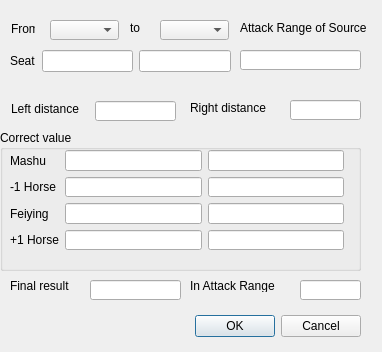
First picture: the form in src/distanceviewdialog.ui, repository Mogara/QSanguosha, before the edit.
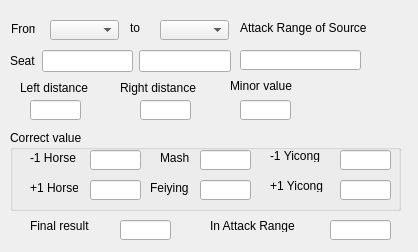
Second picture: the form after the edit.

Commit message: Fixed the Yicong skill in double general bug and improve the distance view dialog

What changed in the file:
```diff
--- a/src/distanceviewdialog.ui
+++ b/src/distanceviewdialog.ui
@@ -6,167 +6,169 @@
    <rect>
     <x>0</x>
     <y>0</y>
-    <width>382</width>
-    <height>352</height>
+    <width>418</width>
+    <height>252</height>
    </rect>
   </property>
   <property name="windowTitle">
    <string>View distance</string>
   </property>
-  <widget class="QDialogButtonBox" name="buttonBox">
-   <property name="geometry">
-    <rect>
-     <x>20</x>
-     <y>310</y>
-     <width>341</width>
-     <height>32</height>
-    </rect>
-   </property>
-   <property name="orientation">
-    <enum>Qt::Horizontal</enum>
-   </property>
-   <property name="standardButtons">
-    <set>QDialogButtonBox::Cancel|QDialogButtonBox::Ok</set>
-   </property>
-  </widget>
   <widget class="QGroupBox" name="groupBox">
    <property name="geometry">
     <rect>
-     <x>0</x>
+     <x>10</x>
      <y>130</y>
-     <width>361</width>
-     <height>141</height>
+     <width>391</width>
+     <height>81</height>
     </rect>
    </property>
    <property name="title">
     <string>Correct value</string>
    </property>
-   <widget class="QWidget" name="layoutWidget">
+   <widget class="QLabel" name="ohorseYicongLabel">
     <property name="geometry">
      <rect>
-      <x>10</x>
+      <x>260</x>
       <y>20</y>
-      <width>334</width>
-      <height>100</height>
+      <width>54</width>
+      <height>12</height>
      </rect>
     </property>
-    <layout class="QGridLayout" name="gridLayout">
-     <item row="0" column="0">
-      <widget class="QLabel" name="mashuLabel">
-       <property name="text">
-        <string>Mashu</string>
-       </property>
-      </widget>
-     </item>
-     <item row="0" column="1">
-      <widget class="QLineEdit" name="fromSkillSource">
-       <property name="alignment">
-        <set>Qt::AlignRight|Qt::AlignTrailing|Qt::AlignVCenter</set>
-       </property>
-       <property name="readOnly">
-        <bool>true</bool>
-       </property>
-      </widget>
-     </item>
-     <item row="0" column="2">
-      <widget class="QLineEdit" name="toSkillSource">
-       <property name="alignment">
-        <set>Qt::AlignRight|Qt::AlignTrailing|Qt::AlignVCenter</set>
-       </property>
-       <property name="readOnly">
-        <bool>true</bool>
-       </property>
-      </widget>
-     </item>
-     <item row="1" column="0">
-      <widget class="QLabel" name="offensiveHorseLabel">
-       <property name="text">
-        <string>-1 Horse</string>
-       </property>
-      </widget>
-     </item>
-     <item row="1" column="1">
-      <widget class="QLineEdit" name="fromEquipSource">
-       <property name="alignment">
-        <set>Qt::AlignRight|Qt::AlignTrailing|Qt::AlignVCenter</set>
-       </property>
-       <property name="readOnly">
-        <bool>true</bool>
-       </property>
-      </widget>
-     </item>
-     <item row="1" column="2">
-      <widget class="QLineEdit" name="toEquipSource">
-       <property name="alignment">
-        <set>Qt::AlignRight|Qt::AlignTrailing|Qt::AlignVCenter</set>
-       </property>
-       <property name="readOnly">
-        <bool>true</bool>
-       </property>
-      </widget>
-     </item>
-     <item row="2" column="0">
-      <widget class="QLabel" name="feiyingLabel">
-       <property name="text">
-        <string>Feiying</string>
-       </property>
-      </widget>
-     </item>
-     <item row="2" column="1">
-      <widget class="QLineEdit" name="fromSkillDest">
-       <property name="alignment">
-        <set>Qt::AlignRight|Qt::AlignTrailing|Qt::AlignVCenter</set>
-       </property>
-       <property name="readOnly">
-        <bool>true</bool>
-       </property>
-      </widget>
-     </item>
-     <item row="2" column="2">
-      <widget class="QLineEdit" name="toSkillDest">
-       <property name="alignment">
-        <set>Qt::AlignRight|Qt::AlignTrailing|Qt::AlignVCenter</set>
-       </property>
-       <property name="readOnly">
-        <bool>true</bool>
-       </property>
-      </widget>
-     </item>
-     <item row="3" column="0">
-      <widget class="QLabel" name="defensiveHorseLabel">
-       <property name="text">
-        <string>+1 Horse</string>
-       </property>
-      </widget>
-     </item>
-     <item row="3" column="1">
-      <widget class="QLineEdit" name="fromEquipDest">
-       <property name="alignment">
-        <set>Qt::AlignRight|Qt::AlignTrailing|Qt::AlignVCenter</set>
-       </property>
-       <property name="readOnly">
-        <bool>true</bool>
-       </property>
-      </widget>
-     </item>
-     <item row="3" column="2">
-      <widget class="QLineEdit" name="toEquipDest">
-       <property name="alignment">
-        <set>Qt::AlignRight|Qt::AlignTrailing|Qt::AlignVCenter</set>
-       </property>
-       <property name="readOnly">
-        <bool>true</bool>
-       </property>
-      </widget>
-     </item>
-    </layout>
+    <property name="text">
+     <string>-1 Yicong</string>
+    </property>
+   </widget>
+   <widget class="QLabel" name="dhorseYicongLabel">
+    <property name="geometry">
+     <rect>
+      <x>260</x>
+      <y>50</y>
+      <width>54</width>
+      <height>12</height>
+     </rect>
+    </property>
+    <property name="text">
+     <string>+1 Yicong</string>
+    </property>
+   </widget>
+   <widget class="QLineEdit" name="ohorseLineEdit">
+    <property name="geometry">
+     <rect>
+      <x>80</x>
+      <y>20</y>
+      <width>51</width>
+      <height>20</height>
+     </rect>
+    </property>
+   </widget>
+   <widget class="QLineEdit" name="mashuLineEdit">
+    <property name="geometry">
+     <rect>
+      <x>190</x>
+      <y>20</y>
+      <width>51</width>
+      <height>20</height>
+     </rect>
+    </property>
+   </widget>
+   <widget class="QLineEdit" name="ohorseYicongLineEdit">
+    <property name="geometry">
+     <rect>
+      <x>330</x>
+      <y>20</y>
+      <width>51</width>
+      <height>20</height>
+     </rect>
+    </property>
+   </widget>
+   <widget class="QLineEdit" name="dhorseLineEdit">
+    <property name="geometry">
+     <rect>
+      <x>80</x>
+      <y>50</y>
+      <width>51</width>
+      <height>20</height>
+     </rect>
+    </property>
+   </widget>
+   <widget class="QLineEdit" name="feiyingLineEdit">
+    <property name="geometry">
+     <rect>
+      <x>190</x>
+      <y>50</y>
+      <width>51</width>
+      <height>20</height>
+     </rect>
+    </property>
+   </widget>
+   <widget class="QLineEdit" name="dhorseYicongLineEdit">
+    <property name="geometry">
+     <rect>
+      <x>330</x>
+      <y>50</y>
+      <width>51</width>
+      <height>20</height>
+     </rect>
+    </property>
+   </widget>
+   <widget class="QLabel" name="offensiveHorseLabel">
+    <property name="geometry">
+     <rect>
+      <x>20</x>
+      <y>20</y>
+      <width>48</width>
+      <height>16</height>
+     </rect>
+    </property>
+    <property name="text">
+     <string>-1 Horse</string>
+    </property>
+   </widget>
+   <widget class="QLabel" name="mashuLabel">
+    <property name="geometry">
+     <rect>
+      <x>150</x>
+      <y>20</y>
+      <width>30</width>
+      <height>16</height>
+     </rect>
+    </property>
+    <property name="text">
+     <string>Mashu</string>
+    </property>
+   </widget>
+   <widget class="QLabel" name="feiyingLabel">
+    <property name="geometry">
+     <rect>
+      <x>140</x>
+      <y>50</y>
+      <width>42</width>
+      <height>16</height>
+     </rect>
+    </property>
+    <property name="text">
+     <string>Feiying</string>
+    </property>
+   </widget>
+   <widget class="QLabel" name="defensiveHorseLabel">
+    <property name="geometry">
+     <rect>
+      <x>20</x>
+      <y>50</y>
+      <width>48</width>
+      <height>16</height>
+     </rect>
+    </property>
+    <property name="text">
+     <string>+1 Horse</string>
+    </property>
    </widget>
   </widget>
   <widget class="QLabel" name="leftDistanceLabel">
    <property name="geometry">
     <rect>
-     <x>11</x>
-     <y>101</y>
+     <x>20</x>
+     <y>80</y>
      <width>78</width>
      <height>16</height>
     </rect>
@@ -178,9 +180,9 @@
   <widget class="QLineEdit" name="rightDistanceLineEdit">
    <property name="geometry">
     <rect>
-     <x>290</x>
+     <x>140</x>
      <y>100</y>
-     <width>71</width>
+     <width>51</width>
      <height>20</height>
     </rect>
    </property>
@@ -191,9 +193,9 @@
   <widget class="QLineEdit" name="leftDistanceLineEdit">
    <property name="geometry">
     <rect>
-     <x>95</x>
-     <y>101</y>
-     <width>81</width>
+     <x>30</x>
+     <y>100</y>
+     <width>51</width>
      <height>20</height>
     </rect>
    </property>
@@ -204,8 +206,8 @@
   <widget class="QLabel" name="rightDistanceLabel">
    <property name="geometry">
     <rect>
-     <x>190</x>
-     <y>100</y>
+     <x>120</x>
+     <y>80</y>
      <width>84</width>
      <height>16</height>
     </rect>
@@ -217,8 +219,8 @@
   <widget class="QLabel" name="finalResultLabel">
    <property name="geometry">
     <rect>
-     <x>10</x>
-     <y>280</y>
+     <x>30</x>
+     <y>220</y>
      <width>72</width>
      <height>12</height>
     </rect>
@@ -230,9 +232,9 @@
   <widget class="QLineEdit" name="finalResultLineEdit">
    <property name="geometry">
     <rect>
-     <x>90</x>
-     <y>280</y>
-     <width>91</width>
+     <x>120</x>
+     <y>220</y>
+     <width>51</width>
      <height>20</height>
     </rect>
    </property>
@@ -314,8 +316,8 @@
   <widget class="QLabel" name="inAttackRangeLabel">
    <property name="geometry">
     <rect>
-     <x>190</x>
-     <y>280</y>
+     <x>210</x>
+     <y>220</y>
      <width>90</width>
      <height>12</height>
     </rect>
@@ -327,8 +329,8 @@
   <widget class="QLineEdit" name="inAttackRangeLineEdit">
    <property name="geometry">
     <rect>
-     <x>300</x>
-     <y>280</y>
+     <x>330</x>
+     <y>220</y>
      <width>61</width>
      <height>20</height>
     </rect>
@@ -380,6 +382,29 @@
     </rect>
    </property>
   </widget>
+  <widget class="QLabel" name="minorValueLabel">
+   <property name="geometry">
+    <rect>
+     <x>230</x>
+     <y>80</y>
+     <width>66</width>
+     <height>12</height>
+    </rect>
+   </property>
+   <property name="text">
+    <string>Minor value</string>
+   </property>
+  </widget>
+  <widget class="QLineEdit" name="minorValueLineEdit">
+   <property name="geometry">
+    <rect>
+     <x>240</x>
+     <y>100</y>
+     <width>51</width>
+     <height>20</height>
+    </rect>
+   </property>
+  </widget>
  </widget>
  <resources/>
  <connections>
```
Left out of the diff: 35 changed lines with no effect on the pictures. The commit also changes 4 other files.
